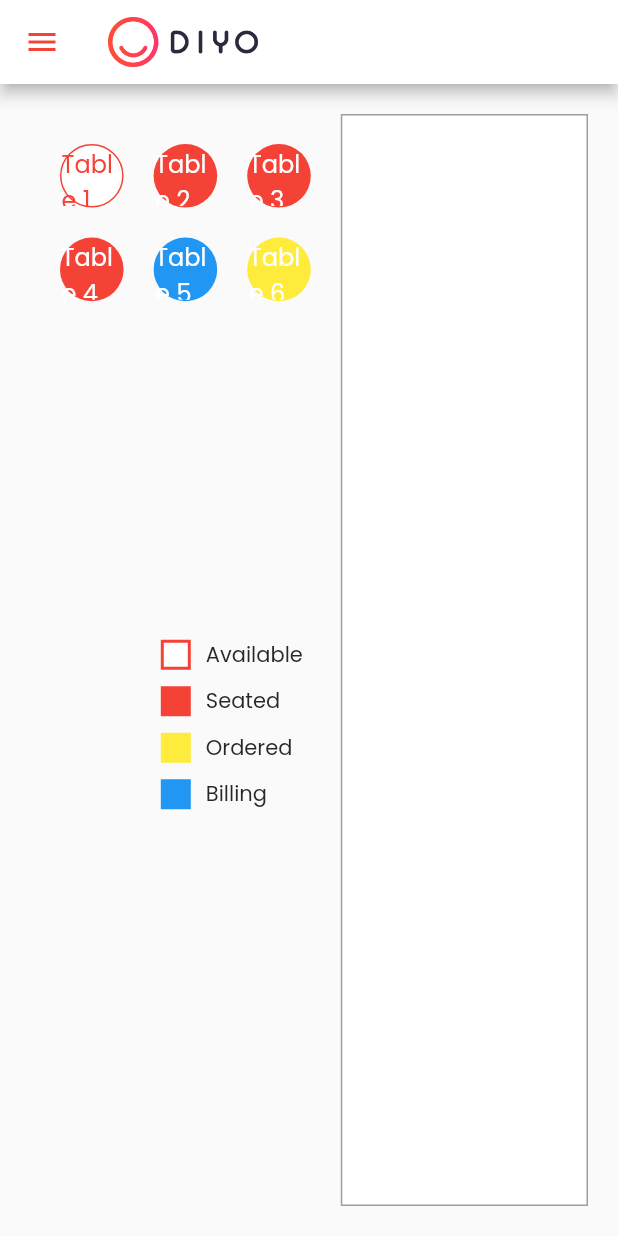
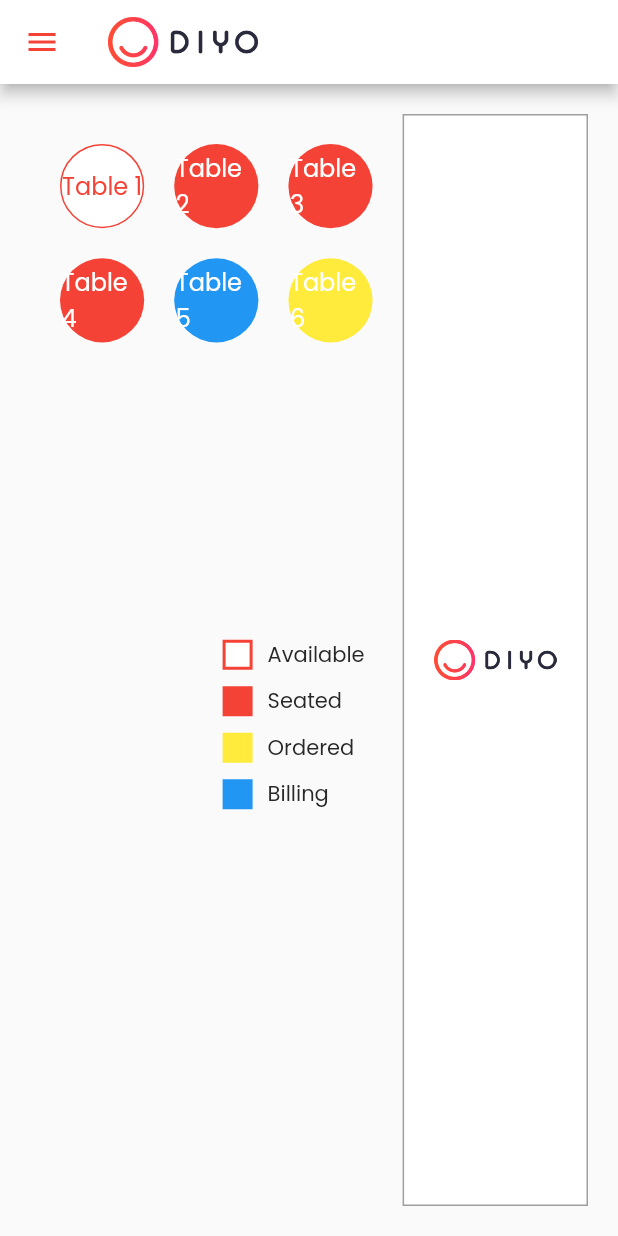
Before and after one commit to davidmpurba/diyo_app, a Flutter app: the HomePage screen opened by its route, on a phone screen of 412 x 824 dp. Run offline on Flutter 3.47's test engine with Material 2 defaults, Android fonts, the phone set to English and light mode, and no system bars; our stand-ins replace bloc, dio, easy_localization, equatable, firebase_core, firebase_messaging and 13 more; accounts and stored records are empty; statements that could not run were skipped.

Commit message:
UI when seated status

```diff
--- /dev/null
+++ b/lib/modules/home/view/detail_home_page.dart
@@ -0,0 +1,99 @@
+part of 'home_page.dart';
+
+class DetailTableWidget extends StatelessWidget {
+  const DetailTableWidget({
+    super.key,
+  });
+
+  @override
+  Widget build(BuildContext context) {
+    final isSelected = context.watch<ToggleCubit>().state;
+    final status = context.watch<TableStatusCubit>().state;
+
+    return Container(
+      width: MediaQuery.of(context).size.width * 0.3,
+      height: MediaQuery.of(context).size.height,
+      padding: const EdgeInsets.all(20),
+      decoration: BoxDecoration(
+        color: Colors.white,
+        border: Border.all(color: Colors.grey),
+      ),
+      child: isSelected
+          ? Column(
+              children: [
+
+                Center(
+                  child: Text(
+                    context.watch<TableNameCubit>().state,
+                    style: heading4SemiBold(),
+                  ),
+                ),
+
+                const SizedBox(height: 20),
+
+                Text(
+                  'Status : ${checkStatus(status)}',
+                  style: body1(color: ColorName.textSecondary),
+                ),
+                const SizedBox(height: 20),
+
+                if (checkStatus(status) == 'Available') ...[
+                  Text(
+                    'Action',
+                    style: subtitle2(color: ColorName.textSecondary),
+                  ),
+                  const SizedBox(height: 10),
+                  CustomOutlineButtonWidget(
+                    label: 'Print QR',
+                    onPressed: () {},
+                  )
+                ],
+                if (checkStatus(status) == 'Seated' &&
+                    context.watch<MakeOrderCubit>().state) ...[
+                  Text('Ordered Menu'),
+                  SizedBox(height: 20),
+
+                ] else if (checkStatus(status) == 'Seated') ...[
+                  Text(
+                    'Action',
+                    style: subtitle2(color: ColorName.textSecondary),
+                  ),
+                  const SizedBox(height: 10),
+                  CustomOutlineButtonWidget(
+                    label: 'Make an Order',
+                    onPressed: () {
+                      context.read<MakeOrderCubit>().setStatus(true);
+                    },
+                  )
+                ],
+
+                if (checkStatus(status) == 'Ordered') ...[
+                  Text(
+                    'Action',
+                    style: subtitle2(color: ColorName.textSecondary),
+                  ),
+                  const SizedBox(height: 10),
+                  CustomOutlineButtonWidget(
+                    label: 'Print QR',
+                    onPressed: () {},
+                  )
+                ],
+
+                if (checkStatus(status) == 'Billing') ...[
+                  Text(
+                    'Action',
+                    style: subtitle2(color: ColorName.textSecondary),
+                  ),
+                  const SizedBox(height: 10),
+                  CustomOutlineButtonWidget(
+                    label: 'Print QR',
+                    onPressed: () {},
+                  )
+                ],
+
+              ],
+            )
+          : Assets.images.logo.image(),
+    );
+  }
+}
--- a/lib/modules/home/view/home_page.dart
+++ b/lib/modules/home/view/home_page.dart
@@ -1,14 +1,39 @@
 import 'package:diyo/gen/assets.gen.dart';
+import 'package:diyo/gen/colors.gen.dart';
+import 'package:diyo/modules/home/widget/legend_widget_page.dart';
+import 'package:diyo/modules/home/widget/menu_widget_page.dart';
+import 'package:diyo/modules/home/widget/table_widget_page.dart';
+import 'package:diyo/modules/top_level_bloc/cubit/form_key_cubit.dart';
 import 'package:diyo/utils/font.dart';
+import 'package:diyo/utils/functions.dart';
+import 'package:diyo/widgets/custom_outline_button_widget.dart';
 import 'package:diyo/widgets/navbar_widget.dart';
 import 'package:flutter/material.dart';
+import 'package:flutter_bloc/flutter_bloc.dart';
+
+part 'detail_home_page.dart';
 
 class HomePage extends StatelessWidget {
   const HomePage({super.key});
 
   @override
   Widget build(BuildContext context) {
-    return Scaffold(
+    return MultiBlocProvider(
+      providers: [
+        BlocProvider(
+          create: (context) => ToggleCubit(),
+        ),
+        BlocProvider(
+          create: (context) => MakeOrderCubit(),
+        ),
+        BlocProvider(
+          create: (context) => TableNameCubit(),
+        ),
+        BlocProvider(
+          create: (context) => TableStatusCubit(),
+        ),
+      ],
+      child: Scaffold(
         appBar: AppBar(
           title: Assets.images.logo.image(width: 100, height: 100),
           backgroundColor: Colors.white,
@@ -17,13 +42,81 @@ class HomePage extends StatelessWidget {
           ),
         ),
         drawer: const NavBarWidget(),
-      body: Padding(
+        body: const HomeBody(),
+      ),
+    );
+  }
+}
+
+class HomeBody extends StatelessWidget {
+  const HomeBody({
+    super.key,
+  });
+
+  @override
+  Widget build(BuildContext context) {
+    final isOrder = context.watch<MakeOrderCubit>().state;
+    return Padding(
       padding: const EdgeInsets.all(20),
       child: Row(
         mainAxisAlignment: MainAxisAlignment.spaceAround,
         children: [
           Flexible(
-              child: Column(
+            child: isOrder
+                ? Column(
+                    crossAxisAlignment: CrossAxisAlignment.start,
+                    children: [
+                      Container(
+                        padding: const EdgeInsets.all(20),
+                        width: 500,
+                        height: 550,
+                        child: GridView.count(
+                          mainAxisSpacing: 20,
+                          crossAxisSpacing: 20,
+                          crossAxisCount: 3,
+                          children: [
+                            MenuWidget(
+                              text: 'Menu 1',
+                              onTap: () {},
+                            ),
+                            MenuWidget(
+                              text: 'Menu 2',
+                              onTap: () {},
+                            ),
+                            MenuWidget(
+                              text: 'Menu 3',
+                              onTap: () {},
+                            ),
+                            MenuWidget(
+                              text: 'Menu 1',
+                              onTap: () {},
+                            ),
+                            MenuWidget(
+                              text: 'Menu 2',
+                              onTap: () {},
+                            ),
+                            MenuWidget(
+                              text: 'Menu 3',
+                              onTap: () {},
+                            ),
+                            MenuWidget(
+                              text: 'Menu 1',
+                              onTap: () {},
+                            ),
+                            MenuWidget(
+                              text: 'Menu 2',
+                              onTap: () {},
+                            ),
+                            MenuWidget(
+                              text: 'Menu 3',
+                              onTap: () {},
+                            ),
+                          ],
+                        ),
+                      ),
+                    ],
+                  )
+                : Column(
                     crossAxisAlignment: CrossAxisAlignment.start,
                     children: [
                       Container(
@@ -34,17 +127,38 @@ class HomePage extends StatelessWidget {
                           mainAxisSpacing: 20,
                           crossAxisSpacing: 20,
                           crossAxisCount: 3,
-                      children: const [
+                          children: [
                             TableWidget(
                               text: 'Table 1',
                               color: Colors.white,
                               borderColor: Colors.red,
+                              onTap: () {},
                             ),
-                        TableWidget(text: 'Table 2', color: Colors.red),
-                        TableWidget(text: 'Table 3', color: Colors.red),
-                        TableWidget(text: 'Table 4', color: Colors.red),
-                        TableWidget(text: 'Table 5', color: Colors.blue),
-                        TableWidget(text: 'Table 6', color: Colors.yellow),
+                            TableWidget(
+                              text: 'Table 2',
+                              color: Colors.red,
+                              onTap: () {},
+                            ),
+                            TableWidget(
+                              text: 'Table 3',
+                              color: Colors.red,
+                              onTap: () {},
+                            ),
+                            TableWidget(
+                              text: 'Table 4',
+                              color: Colors.red,
+                              onTap: () {},
+                            ),
+                            TableWidget(
+                              text: 'Table 5',
+                              color: Colors.blue,
+                              onTap: () {},
+                            ),
+                            TableWidget(
+                              text: 'Table 6',
+                              color: Colors.yellow,
+                              onTap: () {},
+                            ),
                           ],
                         ),
                       ),
@@ -80,89 +194,9 @@ class HomePage extends StatelessWidget {
                     ],
                   ),
           ),
-            Container(
-              width: MediaQuery.of(context).size.width * 0.4,
-              decoration: BoxDecoration(
-                color: Colors.white,
-                border: Border.all(color: Colors.grey),
-              ),
-            )
-          ],
-        ),
-      ),
-    );
-  }
-}
-
-class LegendWidget extends StatelessWidget {
-  const LegendWidget({
-    super.key,
-    required this.text,
-    required this.color,
-    this.borderColor = Colors.transparent,
-  });
-
-  final String text;
-  final Color color;
-  final Color borderColor;
-
-  @override
-  Widget build(BuildContext context) {
-    return SizedBox(
-      width: 100,
-      child: Row(
-        children: [
-          Container(
-            width: 20,
-            height: 20,
-            decoration: BoxDecoration(
-              color: color,
-              border: Border.all(color: borderColor, width: 2),
-            ),
-          ),
-          const SizedBox(width: 10),
-          Text(text),
+          const DetailTableWidget()
         ],
       ),
     );
   }
 }
-
-class TableWidget extends StatelessWidget {
-  const TableWidget({
-    super.key,
-    required this.text,
-    required this.color,
-    this.borderColor = Colors.transparent,
-  });
-
-  final String text;
-  final Color color;
-  final Color borderColor;
-
-  Color textColor(Color color) {
-    if (color == Colors.white) {
-      return Colors.red;
-    } else {
-      return Colors.white;
-    }
-  }
-
-  @override
-  Widget build(BuildContext context) {
-    return Container(
-      width: 70,
-      height: 70,
-      decoration: BoxDecoration(
-        color: color,
-        shape: BoxShape.circle,
-        border: Border.all(color: borderColor),
-      ),
-      alignment: Alignment.center,
-      child: Text(
-        text,
-        style: body1(color: textColor(color)),
-      ),
-    );
-  }
-}
--- /dev/null
+++ b/lib/modules/home/widget/legend_widget_page.dart
@@ -0,0 +1,36 @@
+
+import 'package:flutter/material.dart';
+
+class LegendWidget extends StatelessWidget {
+  const LegendWidget({
+    super.key,
+    required this.text,
+    required this.color,
+    this.borderColor = Colors.transparent,
+  });
+
+  final String text;
+  final Color color;
+  final Color borderColor;
+
+  @override
+  Widget build(BuildContext context) {
+    return SizedBox(
+      width: 100,
+      child: Row(
+        children: [
+          Container(
+            width: 20,
+            height: 20,
+            decoration: BoxDecoration(
+              color: color,
+              border: Border.all(color: borderColor, width: 2),
+            ),
+          ),
+          const SizedBox(width: 10),
+          Text(text),
+        ],
+      ),
+    );
+  }
+}
--- /dev/null
+++ b/lib/modules/home/widget/table_widget_page.dart
@@ -0,0 +1,46 @@
+import 'package:diyo/modules/top_level_bloc/cubit/form_key_cubit.dart';
+import 'package:diyo/utils/font.dart';
+import 'package:diyo/utils/functions.dart';
+import 'package:flutter/material.dart';
+import 'package:flutter_bloc/flutter_bloc.dart';
+
+class TableWidget extends StatelessWidget {
+  const TableWidget({
+    super.key,
+    required this.text,
+    required this.color,
+    this.borderColor = Colors.transparent,
+    required this.onTap,
+  });
+
+  final String text;
+  final Color color;
+  final Color borderColor;
+  final void Function() onTap;
+
+  @override
+  Widget build(BuildContext context) {
+    return InkWell(
+      hoverColor: Colors.transparent,
+      onTap: () {
+        context.read<ToggleCubit>().setStatus(true);
+        context.read<TableNameCubit>().setTableName(text);
+        context.read<TableStatusCubit>().setTableStatus(color);
+      },
+      child: Container(
+        width: 70,
+        height: 70,
+        decoration: BoxDecoration(
+          color: color,
+          shape: BoxShape.circle,
+          border: Border.all(color: borderColor),
+        ),
+        alignment: Alignment.center,
+        child: Text(
+          text,
+          style: body1(color: textColor(color)),
+        ),
+      ),
+    );
+  }
+}
--- a/lib/modules/top_level_bloc/cubit/form_key_cubit.dart
+++ b/lib/modules/top_level_bloc/cubit/form_key_cubit.dart
@@ -1,9 +1,32 @@
+import 'dart:ui';
+
 import 'package:bloc/bloc.dart';
 import 'package:flutter/material.dart';
 
+class ToggleCubit extends Cubit<bool> {
+  ToggleCubit() : super(false);
 
-class FormKeyCubit extends Cubit<GlobalKey<FormState>> {
-  FormKeyCubit() : super(GlobalKey<FormState>());
+  void setStatus(bool value) => emit(value);
 
-  void change() => emit(GlobalKey<FormState>());
+  void toggle() => emit(!state);
 }
+
+class TableNameCubit extends Cubit<String> {
+  TableNameCubit() : super('');
+
+  void setTableName(String value) => emit(value);
+}
+
+class TableStatusCubit extends Cubit<Color> {
+  TableStatusCubit() : super(Colors.black);
+
+  void setTableStatus(Color value) => emit(value);
+}
+
+class MakeOrderCubit extends Cubit<bool> {
+  MakeOrderCubit() : super(false);
+
+  void setStatus(bool value) => emit(value);
+
+  void toggle() => emit(!state);
+}
--- a/lib/utils/enums.dart
+++ b/lib/utils/enums.dart
@@ -14,3 +14,10 @@ enum Language {
   indonesia,
   english,
 }
+
+enum Status{
+  available,
+  seated,
+  ordered,
+  billing
+}
--- a/lib/widgets/navbar_widget.dart
+++ b/lib/widgets/navbar_widget.dart
@@ -1,6 +1,8 @@
 import 'package:diyo/gen/colors.gen.dart';
+import 'package:diyo/helpers/navigation_helper.dart';
 import 'package:diyo/utils/font.dart';
 import 'package:flutter/material.dart';
+import 'package:get_it/get_it.dart';
 
 class NavBarWidget extends StatelessWidget {
   const NavBarWidget({
@@ -69,7 +71,7 @@ class NavBarWidget extends StatelessWidget {
               style: captionSemiBold(),
             ),
             textColor: ColorName.white,
-            onTap: () => null,
+            onTap: () => GetIt.I<NavigationHelper>().goToLogin(),
           ),
         ],
       ),
```
Also changed, not shown: lib/modules/home/widget/menu_widget_page.dart (added, +35 -0 lines), lib/utils/functions.dart (+23 -0 lines), lib/widgets/custom_outline_button_widget.dart (added, +69 -0 lines). Lines whose indentation alone changed are shown as unchanged.
